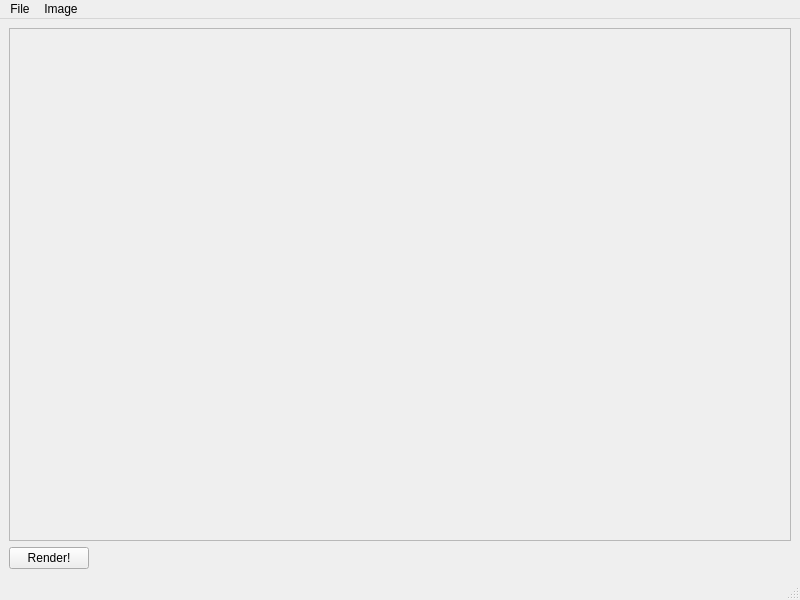
boiko/yafaray-qt, file windowbase.ui: the form before one commit.
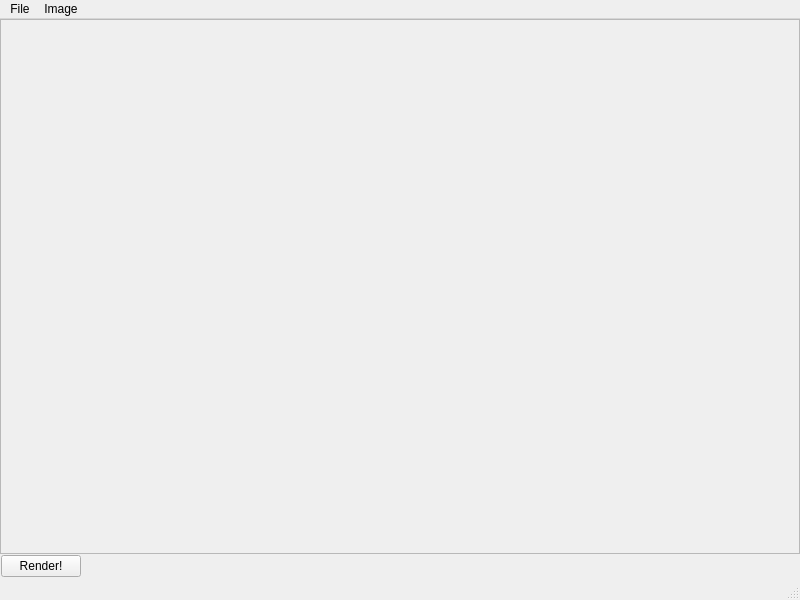
The form after the commit.

Commit message: Center rendered image and remove some spacing between widgets

The edit to the form file:
```diff
--- a/windowbase.ui
+++ b/windowbase.ui
@@ -22,6 +22,12 @@
     </rect>
    </property>
    <layout class="QVBoxLayout" name="verticalLayout" >
+    <property name="spacing" >
+     <number>0</number>
+    </property>
+    <property name="margin" >
+     <number>0</number>
+    </property>
     <item>
      <widget class="QScrollArea" name="renderArea" >
       <property name="widgetResizable" >
@@ -32,8 +38,8 @@
         <rect>
          <x>0</x>
          <y>0</y>
-         <width>772</width>
-         <height>486</height>
+         <width>796</width>
+         <height>520</height>
         </rect>
        </property>
       </widget>
@@ -44,6 +50,12 @@
       <property name="spacing" >
        <number>0</number>
       </property>
+      <property name="sizeConstraint" >
+       <enum>QLayout::SetMaximumSize</enum>
+      </property>
+      <property name="margin" >
+       <number>1</number>
+      </property>
       <item>
        <widget class="QPushButton" name="renderButton" >
         <property name="text" >
```
The commit also changes 1 other file.
